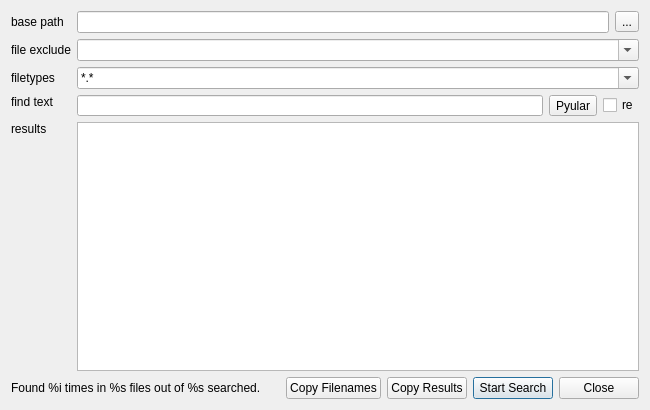
blurstudio/PrEditor, file blurdev/ide/ui/findfilesdialog.ui: the form before one commit.
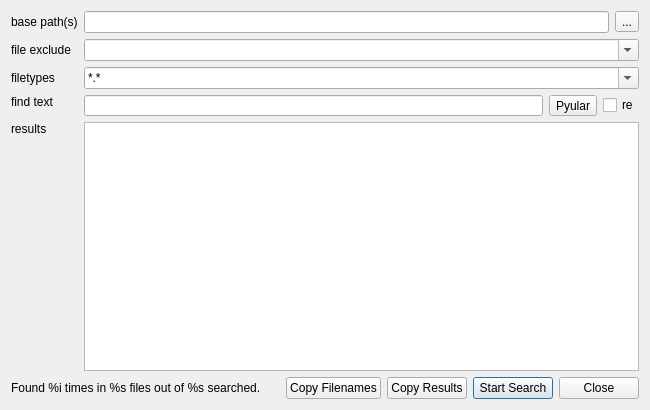
The form after the commit.

Commit message: You can now do a Find In Files search of multiple base paths by separating them with a semi-colon. The IdeEditor's file right click menu's copy filename should work better for top level items.

Patch:
```diff
--- a/blurdev/ide/ui/findfilesdialog.ui
+++ b/blurdev/ide/ui/findfilesdialog.ui
@@ -61,7 +61,7 @@
    <item row="0" column="0">
     <widget class="QLabel" name="uiBasePathLBL">
      <property name="text">
-      <string>base path</string>
+      <string>base path(s)</string>
      </property>
     </widget>
    </item>
```
Left out of the diff: 12 changed lines with no effect on the pictures. The commit also changes 2 other files.
